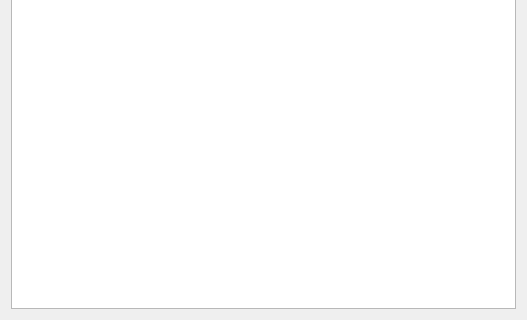
Qt form libapper/LicenseAgreement.ui (dylanchang44/debian_package_testing) before a commit; both pictures show x 0 to 527 and y 152 to 472 of the 527 by 472 pixel window.
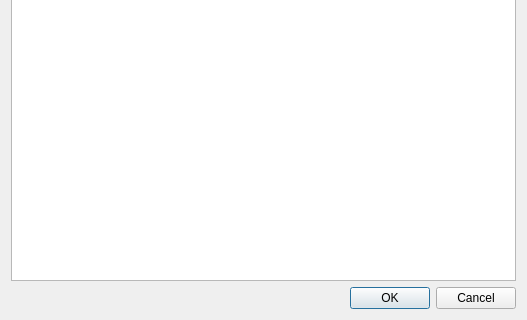
The same form after that commit. Custom widgets are drawn as their Qt base class.

```diff
--- a/libapper/LicenseAgreement.ui
+++ b/libapper/LicenseAgreement.ui
@@ -1,7 +1,7 @@
 <?xml version="1.0" encoding="UTF-8"?>
 <ui version="4.0">
  <class>LicenseAgreement</class>
- <widget class="QWidget" name="LicenseAgreement">
+ <widget class="QDialog" name="LicenseAgreement">
   <property name="geometry">
    <rect>
     <x>0</x>
@@ -14,6 +14,9 @@
    <string>License Agreement Required</string>
   </property>
   <layout class="QGridLayout" name="gridLayout">
+   <item row="2" column="0">
+    <widget class="QTextBrowser" name="textbrowser"/>
+   </item>
    <item row="0" column="0">
     <widget class="QLabel" name="title">
      <property name="font">
@@ -31,9 +34,6 @@
      </property>
     </widget>
    </item>
-   <item row="2" column="0">
-    <widget class="KTextBrowser" name="ktextbrowser"/>
-   </item>
    <item row="1" column="0">
     <widget class="QLabel" name="label_2">
      <property name="text">
@@ -44,15 +44,15 @@
      </property>
     </widget>
    </item>
+   <item row="3" column="0">
+    <widget class="QDialogButtonBox" name="buttonBox">
+     <property name="standardButtons">
+      <set>QDialogButtonBox::Cancel|QDialogButtonBox::Ok</set>
+     </property>
+    </widget>
+   </item>
   </layout>
  </widget>
- <customwidgets>
-  <customwidget>
-   <class>KTextBrowser</class>
-   <extends>QTextBrowser</extends>
-   <header>ktextbrowser.h</header>
-  </customwidget>
- </customwidgets>
  <resources/>
  <connections/>
 </ui>
```
Left out of the diff: 35 changed lines with no effect on the pictures.
